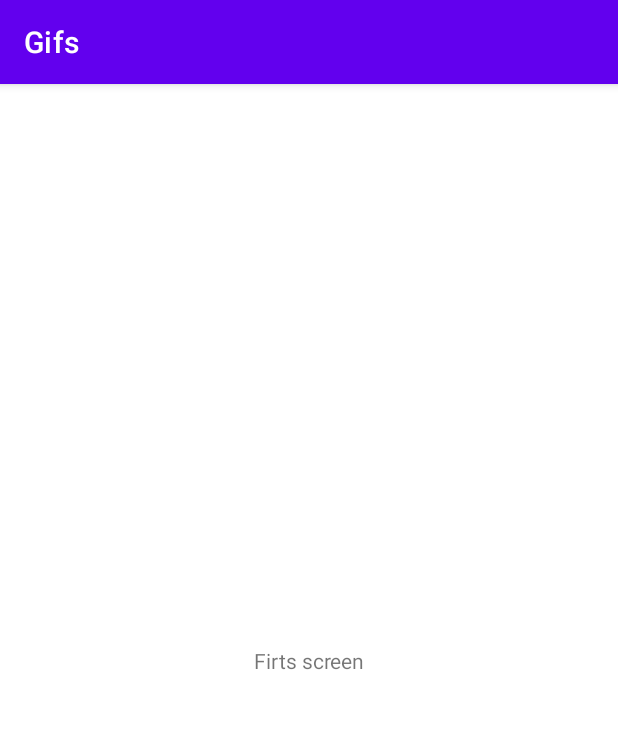
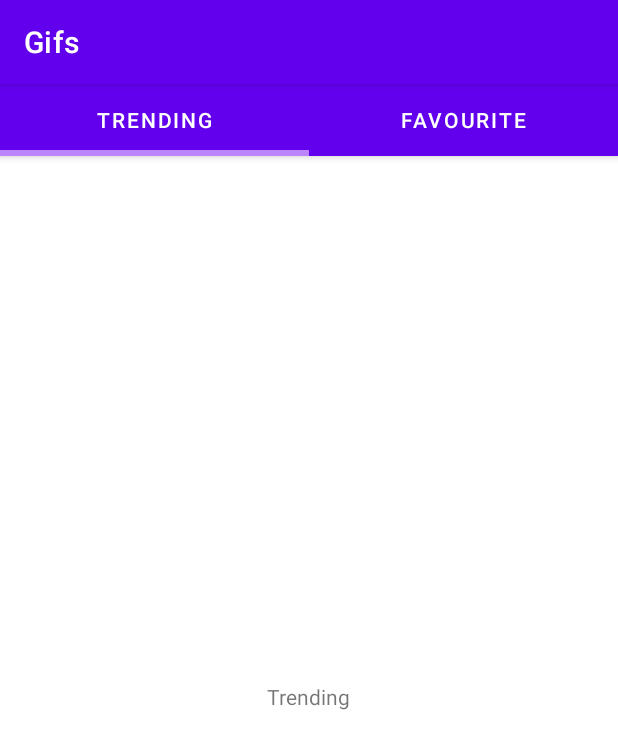
Before and after one commit to andreguedes/android-gifs-challenge, an Android app: the screen it shows after launch (GifsActivity), on a phone screen of 412 x 824 dp. Shown: the top 749 px of the screen. Run offline under Robolectric (Android 15) with nearby library versions, the phone set to English and light mode, and no system bars.

Commit message:
Add tab and viewpager with fragments

```diff
--- a/app/build.gradle
+++ b/app/build.gradle
@@ -1,6 +1,7 @@
 plugins {
     id 'com.android.application'
     id 'kotlin-android'
+    id 'kotlin-android-extensions'
 }
 
 android {
--- a/app/src/main/java/br/com/gifs/ui/GifsActivity.kt
+++ b/app/src/main/java/br/com/gifs/ui/GifsActivity.kt
@@ -3,13 +3,27 @@ package br.com.gifs.ui
 import android.os.Bundle
 import androidx.appcompat.app.AppCompatActivity
 import br.com.gifs.R
+import br.com.gifs.ui.favourite.FavouriteFragment
+import br.com.gifs.ui.trending.TrendingFragment
+import kotlinx.android.synthetic.main.activity_gifs.*
 
 class GifsActivity : AppCompatActivity() {
 
     override fun onCreate(savedInstanceState: Bundle?) {
         super.onCreate(savedInstanceState)
+        setContentView(R.layout.activity_gifs)
 
-        setContentView(R.layout.activity_gifs)
+        initViews()
+    }
+
+    private fun initViews() {
+        view_pager.apply {
+            adapter = ViewPagerAdapter(supportFragmentManager).apply {
+                addFragment(TrendingFragment(), getString(R.string.trending))
+                addFragment(FavouriteFragment(), getString(R.string.favourite))
+            }
+            tabs.setupWithViewPager(this)
+        }
     }
 
 }
--- /dev/null
+++ b/app/src/main/java/br/com/gifs/ui/ViewPagerAdapter.kt
@@ -0,0 +1,23 @@
+package br.com.gifs.ui
+
+import androidx.fragment.app.Fragment
+import androidx.fragment.app.FragmentManager
+import androidx.fragment.app.FragmentStatePagerAdapter
+
+class ViewPagerAdapter(supportFragmentManager: FragmentManager) : FragmentStatePagerAdapter(supportFragmentManager) {
+
+    private val fragmentList = arrayListOf<Fragment>()
+    private val fragmentTitleList = arrayListOf<String>()
+
+    override fun getCount() = fragmentList.size
+
+    override fun getItem(position: Int) = fragmentList[position]
+
+    override fun getPageTitle(position: Int) = fragmentTitleList[position]
+
+    fun addFragment(fragment: Fragment, title: String) {
+        fragmentList.add(fragment)
+        fragmentTitleList.add(title)
+    }
+
+}
--- /dev/null
+++ b/app/src/main/java/br/com/gifs/ui/favourite/FavouriteFragment.kt
@@ -0,0 +1,16 @@
+package br.com.gifs.ui.favourite
+
+import android.os.Bundle
+import android.view.LayoutInflater
+import android.view.View
+import android.view.ViewGroup
+import androidx.fragment.app.Fragment
+import br.com.gifs.R
+
+class FavouriteFragment : Fragment() {
+
+    override fun onCreateView(
+        inflater: LayoutInflater, container: ViewGroup?, savedInstanceState: Bundle?
+    ): View = inflater.inflate(R.layout.fragment_favourite, container, false)
+
+}
--- /dev/null
+++ b/app/src/main/java/br/com/gifs/ui/trending/TrendingFragment.kt
@@ -0,0 +1,16 @@
+package br.com.gifs.ui.trending
+
+import android.os.Bundle
+import android.view.LayoutInflater
+import android.view.View
+import android.view.ViewGroup
+import androidx.fragment.app.Fragment
+import br.com.gifs.R
+
+class TrendingFragment : Fragment() {
+
+    override fun onCreateView(
+        inflater: LayoutInflater, container: ViewGroup?, savedInstanceState: Bundle?
+    ): View = inflater.inflate(R.layout.fragment_trending, container, false)
+
+}
--- a/app/src/main/res/layout/activity_gifs.xml
+++ b/app/src/main/res/layout/activity_gifs.xml
@@ -5,13 +5,35 @@
     android:layout_height="match_parent"
     android:orientation="vertical">
 
-    <androidx.appcompat.widget.AppCompatTextView
-        android:layout_width="wrap_content"
+    <com.google.android.material.appbar.AppBarLayout
+        android:id="@+id/app_bar_layout"
+        android:layout_width="match_parent"
         android:layout_height="wrap_content"
-        android:text="Firts screen"
+        android:theme="@style/ThemeOverlay.AppCompat.Dark.ActionBar"
+        app:layout_constraintEnd_toEndOf="parent"
+        app:layout_constraintStart_toStartOf="parent"
+        app:layout_constraintTop_toTopOf="parent">
+
+        <com.google.android.material.tabs.TabLayout
+            android:id="@+id/tabs"
+            android:layout_width="match_parent"
+            android:layout_height="wrap_content"
+            app:tabBackground="@color/purple_500"
+            app:tabGravity="fill"
+            app:tabIndicatorColor="@color/purple_200"
+            app:tabIndicatorHeight="@dimen/tab_height"
+            app:tabMode="fixed"
+            app:tabTextColor="@android:color/white" />
+
+    </com.google.android.material.appbar.AppBarLayout>
+
+    <androidx.viewpager.widget.ViewPager
+        android:id="@+id/view_pager"
+        android:layout_width="match_parent"
+        android:layout_height="0dp"
         app:layout_constraintBottom_toBottomOf="parent"
         app:layout_constraintEnd_toEndOf="parent"
         app:layout_constraintStart_toStartOf="parent"
-        app:layout_constraintTop_toTopOf="parent" />
+        app:layout_constraintTop_toBottomOf="@+id/app_bar_layout" />
 
 </androidx.constraintlayout.widget.ConstraintLayout>
--- /dev/null
+++ b/app/src/main/res/layout/fragment_favourite.xml
@@ -0,0 +1,17 @@
+<?xml version="1.0" encoding="utf-8"?>
+<androidx.constraintlayout.widget.ConstraintLayout
+    xmlns:android="http://schemas.android.com/apk/res/android"
+    xmlns:app="http://schemas.android.com/apk/res-auto"
+    android:layout_width="match_parent"
+    android:layout_height="match_parent">
+
+    <androidx.appcompat.widget.AppCompatTextView
+        android:layout_width="wrap_content"
+        android:layout_height="wrap_content"
+        android:text="@string/favourite"
+        app:layout_constraintBottom_toBottomOf="parent"
+        app:layout_constraintEnd_toEndOf="parent"
+        app:layout_constraintStart_toStartOf="parent"
+        app:layout_constraintTop_toTopOf="parent" />
+
+</androidx.constraintlayout.widget.ConstraintLayout>
--- /dev/null
+++ b/app/src/main/res/layout/fragment_trending.xml
@@ -0,0 +1,17 @@
+<?xml version="1.0" encoding="utf-8"?>
+<androidx.constraintlayout.widget.ConstraintLayout
+    xmlns:android="http://schemas.android.com/apk/res/android"
+    xmlns:app="http://schemas.android.com/apk/res-auto"
+    android:layout_width="match_parent"
+    android:layout_height="match_parent">
+
+    <androidx.appcompat.widget.AppCompatTextView
+        android:layout_width="wrap_content"
+        android:layout_height="wrap_content"
+        android:text="@string/trending"
+        app:layout_constraintBottom_toBottomOf="parent"
+        app:layout_constraintEnd_toEndOf="parent"
+        app:layout_constraintStart_toStartOf="parent"
+        app:layout_constraintTop_toTopOf="parent" />
+
+</androidx.constraintlayout.widget.ConstraintLayout>
--- /dev/null
+++ b/app/src/main/res/values/dimens.xml
@@ -0,0 +1,4 @@
+<?xml version="1.0" encoding="utf-8"?>
+<resources>
+    <dimen name="tab_height">4dp</dimen>
+</resources>
--- a/app/src/main/res/values/strings.xml
+++ b/app/src/main/res/values/strings.xml
@@ -1,3 +1,5 @@
 <resources>
     <string name="app_name">Gifs</string>
+    <string name="trending">Trending</string>
+    <string name="favourite">Favourite</string>
 </resources>
```
